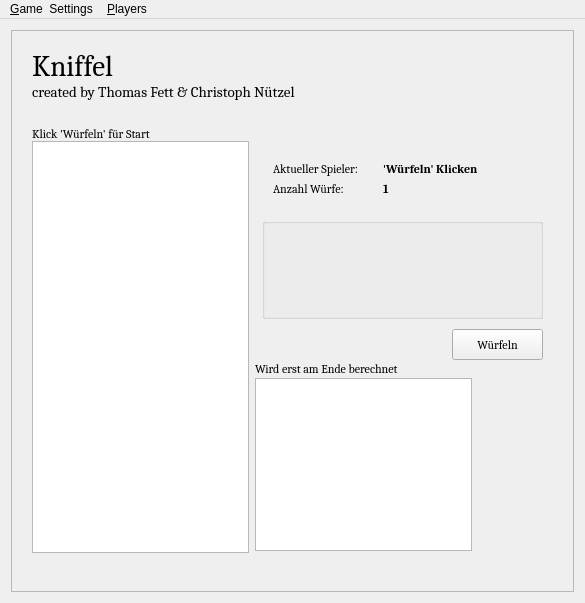
This is Kniffel/mainwindow.ui in ChristophNuetzel/CPP4J_Projekt as Qt 5 draws it before an edit. The edited form follows.
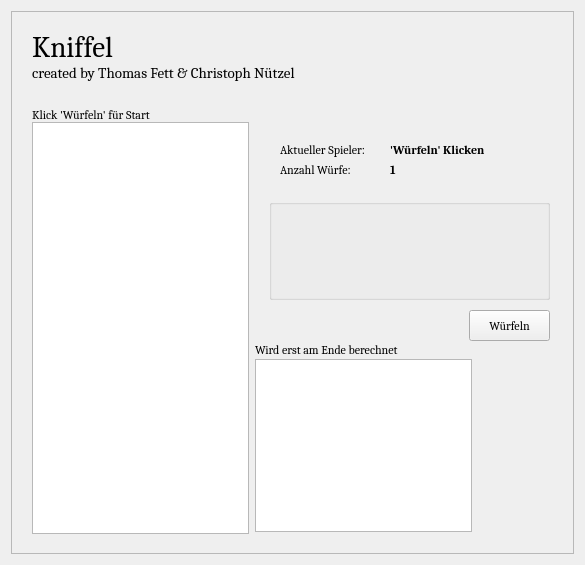
This is the edited form.

The edit to the form file:
```diff
--- a/Kniffel/mainwindow.ui
+++ b/Kniffel/mainwindow.ui
@@ -10,19 +10,19 @@
     <x>0</x>
     <y>0</y>
     <width>585</width>
-    <height>603</height>
+    <height>565</height>
    </rect>
   </property>
   <property name="minimumSize">
    <size>
     <width>585</width>
-    <height>603</height>
+    <height>565</height>
    </size>
   </property>
   <property name="maximumSize">
    <size>
     <width>585</width>
-    <height>603</height>
+    <height>565</height>
    </size>
   </property>
   <property name="windowTitle">
@@ -47,13 +47,13 @@
          <x>0</x>
          <y>0</y>
          <width>563</width>
-         <height>561</height>
+         <height>523</height>
         </rect>
        </property>
        <widget class="QWidget" name="gridLayoutWidget">
         <property name="geometry">
          <rect>
-          <x>250</x>
+          <x>257</x>
           <y>120</y>
           <width>236</width>
           <height>55</height>
@@ -250,7 +250,7 @@
        <widget class="QGroupBox" name="groupBox">
         <property name="geometry">
          <rect>
-          <x>250</x>
+          <x>257</x>
           <y>187</y>
           <width>281</width>
           <height>101</height>
@@ -297,9 +297,9 @@
        <widget class="QPushButton" name="pushButton">
         <property name="geometry">
          <rect>
-          <x>440</x>
+          <x>457</x>
           <y>298</y>
-          <width>91</width>
+          <width>81</width>
           <height>31</height>
          </rect>
         </property>
@@ -333,21 +333,6 @@
      <height>20</height>
     </rect>
    </property>
-   <widget class="QMenu" name="menu_Setting">
-    <property name="title">
-     <string>&amp;Game  Settings</string>
-    </property>
-    <addaction name="action_New_Game"/>
-    <addaction name="separator"/>
-   </widget>
-   <widget class="QMenu" name="menuPlayers">
-    <property name="title">
-     <string>&amp;Players</string>
-    </property>
-    <addaction name="action_Change_Names"/>
-   </widget>
-   <addaction name="menu_Setting"/>
-   <addaction name="menuPlayers"/>
   </widget>
   <action name="action_New_Game">
    <property name="text">
```
